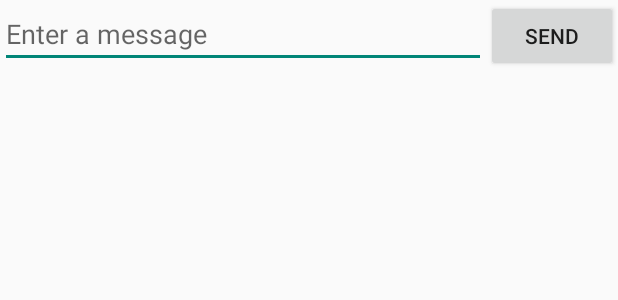
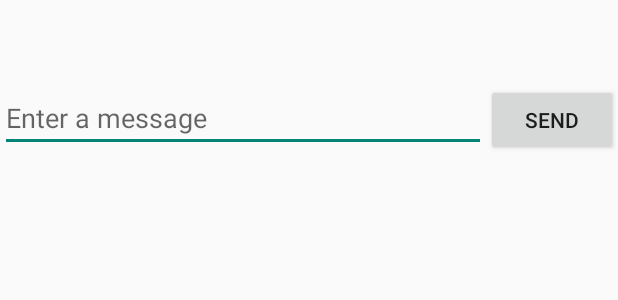
Before and after one commit to drosenfeld/LearningAndroid, an Android app: the layout activity_main.xml on its own in the app's theme, with its tools: preview values and no code run, on a phone screen of 412 x 824 dp. Shown: the top 300 px of the screen. Run offline under Robolectric (Android 15) with nearby library versions, the phone set to English and light mode, and no system bars.

Commit message:
Trying transparent action bar

```diff
--- a/app/src/main/res/layout/activity_main.xml
+++ b/app/src/main/res/layout/activity_main.xml
@@ -1,7 +1,8 @@
 <LinearLayout xmlns:android="http://schemas.android.com/apk/res/android"
     xmlns:tools="http://schemas.android.com/tools" android:layout_width="match_parent"
     android:layout_height="match_parent"
-    android:orientation="horizontal">
+    android:orientation="horizontal"
+    android:paddingTop="?android:attr/actionBarSize">
 
     <EditText android:id="@+id/edit_message"
         android:layout_width="0dp"
--- a/app/src/main/res/values/colors.xml
+++ b/app/src/main/res/values/colors.xml
@@ -1,5 +1,5 @@
 <?xml version="1.0" encoding="utf-8"?>
 <resources>
-    <item name="actionbarBackgroundColor" type="color">#FF33B5E5</item>
-    <item name="actionBarTitleText" type="color">#ff7e2149</item>
+    <item name="actionbarBackgroundColor" type="color">#ffe59e4c</item>
+    <item name="actionBarTitleText" type="color">#fffefff9</item>
 </resources>
--- a/app/src/main/res/values/themes.xml
+++ b/app/src/main/res/values/themes.xml
@@ -2,13 +2,23 @@
 <resources>
     <!-- the theme applied to the application or activity -->
     <style name="CustomActionBarTheme" parent="@style/Theme.AppCompat.Light">
+        <item name="android:actionBarStyle">@style/MyActionBar</item>
+        <item name="android:windowActionBarOverlay">true</item>
+        <!-- Support library compatibility -->
         <item name="actionBarStyle">@style/MyActionBar</item>
+        <item name="windowActionBarOverlay">true</item>
     </style>
 
     <!-- ActionBar styles -->
-    <style name="MyActionBar" parent="@style/Widget.AppCompat.Light.ActionBar">
-        <item name="background">@drawable/ic_actionbar_background_flowers</item>
+    <style name="MyActionBar" parent="@style/Widget.AppCompat.Light.ActionBar.Solid">
+
         <item name="titleTextStyle">@style/MyActionBarTitleText</item>
+        <item name="android:background">@null</item>
+        <item name="android:colorPrimary">@color/actionbarBackgroundColor</item>
+        <!-- Support library compatibility -->
+        <item name="background">@null</item>
+        <item name="colorPrimary">@color/actionbarBackgroundColor</item>
+
     </style>
     <!-- ActionBar title text -->
     <style name="MyActionBarTitleText" parent="@style/TextAppearance.AppCompat.Widget.ActionBar.Title">
```
